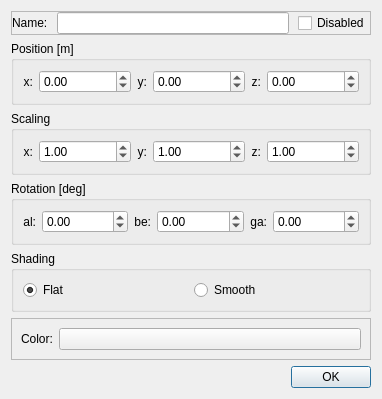
Before: the Qt Designer form WindSim/src/GUI/ui/meshProperties.ui in gudajan/Windsim, drawn with Qt 5.
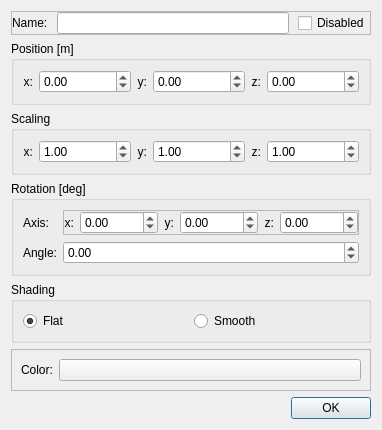
After: the same form once the commit is applied.

Commit message: * Replaced euler angles in mesh properties dialog by axis and angle definitions * Rotation is now working properly * Implemented translation along the 3 coordinate axes * Implemented step functionality for all transformations, such that the transformation is performed in fixed steps (e.g. translate in 10 cm steps)

Patch:
```diff
--- a/WindSim/src/GUI/ui/meshProperties.ui
+++ b/WindSim/src/GUI/ui/meshProperties.ui
@@ -7,7 +7,7 @@
     <x>0</x>
     <y>0</y>
     <width>382</width>
-    <height>323</height>
+    <height>379</height>
    </rect>
   </property>
   <property name="windowTitle">
@@ -296,10 +296,37 @@
       <string>Rotation [deg]</string>
      </property>
      <layout class="QGridLayout" name="gridLayout_3">
-      <item row="0" column="0">
-       <widget class="QLabel" name="alRot">
+      <item row="0" column="1">
+       <widget class="QFrame" name="fAxis">
+        <property name="sizePolicy">
+         <sizepolicy hsizetype="Preferred" vsizetype="Preferred">
+          <horstretch>1</horstretch>
+          <verstretch>0</verstretch>
+         </sizepolicy>
+        </property>
+        <property name="frameShape">
+         <enum>QFrame::StyledPanel</enum>
+        </property>
+        <property name="frameShadow">
+         <enum>QFrame::Raised</enum>
+        </property>
+        <layout class="QHBoxLayout" name="horizontalLayout_4">
+         <property name="leftMargin">
+          <number>0</number>
+         </property>
+         <property name="topMargin">
+          <number>0</number>
+         </property>
+         <property name="rightMargin">
+          <number>0</number>
+         </property>
+         <property name="bottomMargin">
+          <number>0</number>
+         </property>
+         <item>
+          <widget class="QLabel" name="axRot">
         <property name="text">
-         <string>al:</string>
+            <string>x:</string>
         </property>
         <property name="alignment">
          <set>Qt::AlignRight|Qt::AlignTrailing|Qt::AlignVCenter</set>
@@ -309,8 +336,8 @@
         </property>
        </widget>
       </item>
-      <item row="0" column="1">
-       <widget class="QDoubleSpinBox" name="al">
+         <item>
+          <widget class="QDoubleSpinBox" name="ax">
         <property name="sizePolicy">
          <sizepolicy hsizetype="Minimum" vsizetype="Fixed">
           <horstretch>1</horstretch>
@@ -334,10 +361,10 @@
         </property>
        </widget>
       </item>
-      <item row="0" column="2">
-       <widget class="QLabel" name="beRot">
+         <item>
+          <widget class="QLabel" name="ayRot">
         <property name="text">
-         <string>be:</string>
+            <string>y:</string>
         </property>
         <property name="alignment">
          <set>Qt::AlignRight|Qt::AlignTrailing|Qt::AlignVCenter</set>
@@ -347,8 +374,8 @@
         </property>
        </widget>
       </item>
-      <item row="0" column="3">
-       <widget class="QDoubleSpinBox" name="be">
+         <item>
+          <widget class="QDoubleSpinBox" name="ay">
         <property name="sizePolicy">
          <sizepolicy hsizetype="Minimum" vsizetype="Fixed">
           <horstretch>1</horstretch>
@@ -372,10 +399,10 @@
         </property>
        </widget>
       </item>
-      <item row="0" column="4">
-       <widget class="QLabel" name="gaRot">
+         <item>
+          <widget class="QLabel" name="azRot">
         <property name="text">
-         <string>ga:</string>
+            <string>z:</string>
         </property>
         <property name="alignment">
          <set>Qt::AlignRight|Qt::AlignTrailing|Qt::AlignVCenter</set>
@@ -385,8 +412,8 @@
         </property>
        </widget>
       </item>
-      <item row="0" column="5">
-       <widget class="QDoubleSpinBox" name="ga">
+         <item>
+          <widget class="QDoubleSpinBox" name="az">
         <property name="sizePolicy">
          <sizepolicy hsizetype="Minimum" vsizetype="Fixed">
           <horstretch>1</horstretch>
@@ -407,6 +434,48 @@
         </property>
         <property name="value">
          <double>0.000000000000000</double>
+           </property>
+          </widget>
+         </item>
+        </layout>
+        <zorder>ay</zorder>
+        <zorder>az</zorder>
+        <zorder>ax</zorder>
+        <zorder>azRot</zorder>
+        <zorder>ayRot</zorder>
+        <zorder>axRot</zorder>
+        <zorder>azRot</zorder>
+        <zorder>ay</zorder>
+        <zorder>az</zorder>
+        <zorder>ax</zorder>
+        <zorder>ayRot</zorder>
+        <zorder>axRot</zorder>
+       </widget>
+      </item>
+      <item row="0" column="0">
+       <widget class="QLabel" name="lAxis">
+        <property name="text">
+         <string>Axis:</string>
+        </property>
+       </widget>
+      </item>
+      <item row="2" column="0">
+       <widget class="QLabel" name="lAngle">
+        <property name="text">
+         <string>Angle:</string>
+        </property>
+        <property name="buddy">
+         <cstring>angle</cstring>
+        </property>
+       </widget>
+      </item>
+      <item row="2" column="1">
+       <widget class="QDoubleSpinBox" name="angle">
+        <property name="minimum">
+         <double>-360.000000000000000</double>
+        </property>
+        <property name="maximum">
+         <double>360.000000000000000</double>
         </property>
        </widget>
       </item>
```
Left out of the diff: 6 changed lines with no effect on the pictures. Lines whose indentation alone changed are shown as unchanged. The commit also changes 8 other files.
